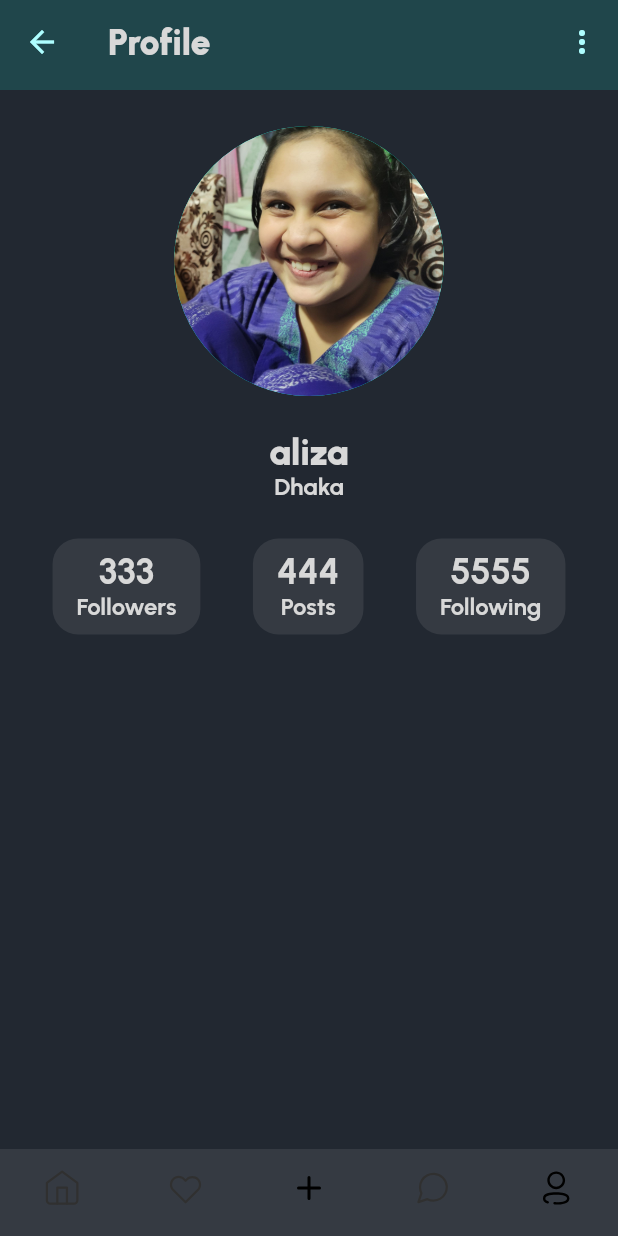
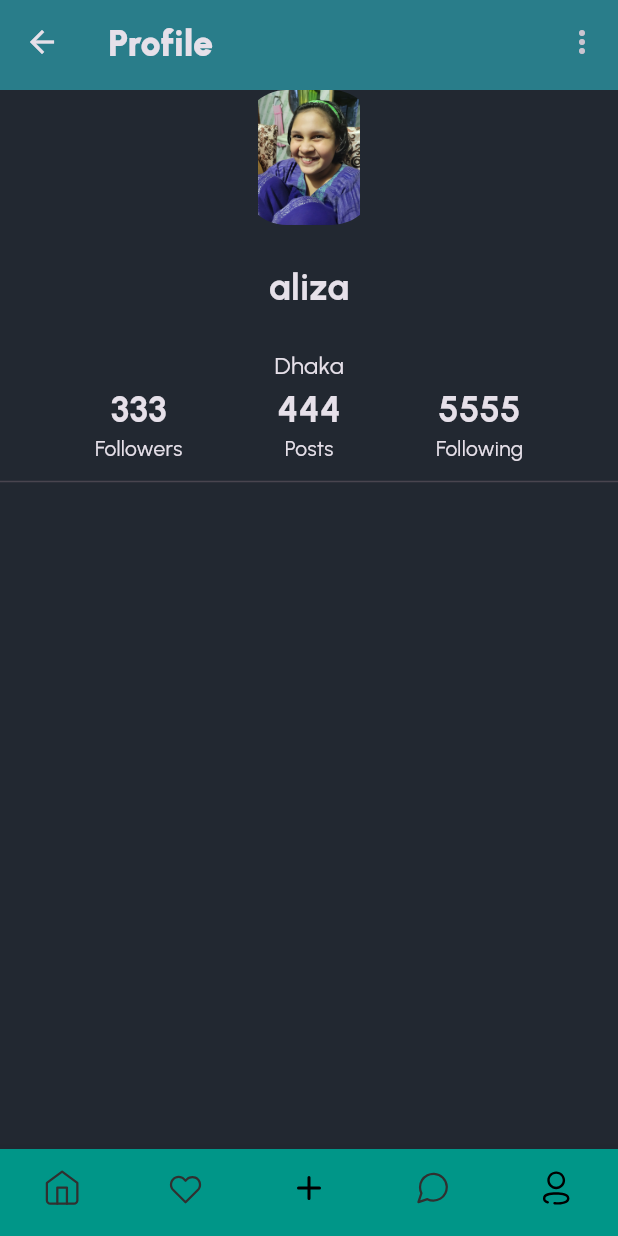
Before and after one commit to aluffyy/Hashi, a Flutter app: the MainPage screen opened by its route, item 5 of the bottom bar chosen, on a phone screen of 412 x 824 dp. Run offline on Flutter 3.47's test engine with Material 3 defaults, Android fonts, the phone set to English and light mode, and no system bars; our stand-ins replace flutter_svg; project files that could hold a hidden picture were left out.

Commit message:
Revert "Refactor, UI & others"

```diff
--- a/lib/components/app_icons.dart
+++ b/lib/components/app_icons.dart
@@ -1,4 +1,3 @@
-//TODO: Create light and dark themed icons
 class AppIcons {
   static const _png = 'assets/images/';
   static const _svg = 'assets/svg/';
--- a/lib/components/toolbar.dart
+++ b/lib/components/toolbar.dart
@@ -1,4 +1,7 @@
 import 'package:flutter/material.dart';
+
+import '../styles/app_colors.dart';
+import '../styles/app_text.dart';
 
 class Toolbar extends StatelessWidget implements PreferredSizeWidget {
   final String title;
@@ -8,15 +11,13 @@ class Toolbar extends StatelessWidget implements PreferredSizeWidget {
 
   @override
   Widget build(BuildContext context) {
-    var theme = Theme.of(context).colorScheme;
-    var textTheme = Theme.of(context).textTheme;
     return AppBar(
-      backgroundColor: theme.background,
+      backgroundColor: AppColors.disableButton,
       elevation: 255,
       title: Text(
         title,
-        style: textTheme.displayLarge,
-        selectionColor: theme.onSurface,
+        style: AppText.header1,
+        selectionColor: AppColors.disableFont,
         // TextStyle(
         //   color: AppColors.disableFont,
         // ),
--- a/lib/components/user_avatar.dart
+++ b/lib/components/user_avatar.dart
@@ -3,14 +3,19 @@ import 'package:flutter/material.dart';
 class UserAvatar extends StatelessWidget {
   final double size;
 
-  // ? whats with the size
   const UserAvatar({super.key, this.size = 40});
 
   @override
   Widget build(BuildContext context) {
-    return CircleAvatar(
-      radius: size,
-      backgroundImage: const AssetImage('assets/temp/user1.jpg'),
+    return ClipRRect(
+      borderRadius: const BorderRadius.all(
+        Radius.circular(30),
+      ),
+      child: Image.asset(
+        'assets/temp/user1.jpg',
+        width: size,
+        height: size,
+      ),
     );
   }
 }
--- a/lib/config/app_routes.dart
+++ b/lib/config/app_routes.dart
@@ -6,9 +6,9 @@ import 'package:Hashi/pages/main_page.dart';
 class AppRoutes {
   static final pages = {
     '/': (context) => const LoginPage(),
-    '/home': (context) => const HomePage(),
+    '/home': (context) => HomePage(),
     '/main': (context) => const MainPage(),
-    '/edit_profile': (context) => const EditProfilePage(),
+    '/edit_profile': (context) => EditProfilePage(),
   };
 
   static const login = '/';
--- a/lib/pages/home_page.dart
+++ b/lib/pages/home_page.dart
@@ -5,7 +5,7 @@ import 'package:flutter/material.dart';
 import 'package:flutter_svg/flutter_svg.dart';
 
 class HomePage extends StatefulWidget {
-  const HomePage({super.key});
+  HomePage({super.key});
 
   @override
   State<HomePage> createState() => _HomePageState();
@@ -28,7 +28,6 @@ class _HomePageState extends State<HomePage> {
         ],
       ),
       body: ListView.separated(
-        padding: const EdgeInsets.symmetric(vertical: 32),
         itemBuilder: (context, index) {
           return PostItem(
             user: users[index],
--- a/lib/pages/main_page.dart
+++ b/lib/pages/main_page.dart
@@ -16,16 +16,20 @@ class _MainPageState extends State<MainPage> {
 
   @override
   Widget build(BuildContext context) {
-    var theme = Theme.of(context).colorScheme;
     return Scaffold(
       body: pages[currentIndex],
       bottomNavigationBar: BottomNavigationBar(
         items: [
-          BottomNavigationBarItem(icon: SvgPicture.asset(AppIcons.icHome), label: 'Home'),
-          BottomNavigationBarItem(icon: SvgPicture.asset(AppIcons.icFavorite), label: 'Favorite'),
-          BottomNavigationBarItem(icon: SvgPicture.asset(AppIcons.icAdd), label: 'Add post'),
-          BottomNavigationBarItem(icon: SvgPicture.asset(AppIcons.icMessage), label: 'Messages'),
-          BottomNavigationBarItem(icon: SvgPicture.asset(AppIcons.icUser), label: 'User'),
+          BottomNavigationBarItem(
+              icon: SvgPicture.asset(AppIcons.icHome), label: 'Home'),
+          BottomNavigationBarItem(
+              icon: SvgPicture.asset(AppIcons.icFavorite), label: 'Favorite'),
+          BottomNavigationBarItem(
+              icon: SvgPicture.asset(AppIcons.icAdd), label: 'Add post'),
+          BottomNavigationBarItem(
+              icon: SvgPicture.asset(AppIcons.icMessage), label: 'Messages'),
+          BottomNavigationBarItem(
+              icon: SvgPicture.asset(AppIcons.icUser), label: 'User'),
         ],
         currentIndex: currentIndex,
         onTap: (index) {
@@ -36,14 +40,13 @@ class _MainPageState extends State<MainPage> {
         type: BottomNavigationBarType.fixed,
         showSelectedLabels: false,
         showUnselectedLabels: false,
-        backgroundColor: theme.secondary,
-        elevation: 0,
+        backgroundColor: Colors.teal,
       ),
     );
   }
 
   final pages = [
-    const HomePage(),
+    HomePage(),
     const Center(
       child: Text('Favorite'),
     ),
--- a/lib/pages/profile_page.dart
+++ b/lib/pages/profile_page.dart
@@ -1,20 +1,16 @@
 import 'package:Hashi/components/toolbar.dart';
 import 'package:Hashi/components/user_avatar.dart';
 import 'package:Hashi/config/app_routes.dart';
+import 'package:Hashi/styles/app_text.dart';
 import 'package:flutter/material.dart';
 
-enum ProfileMenu {
-  edit,
-  logout
-}
+enum ProfileMenu { edit, logout }
 
 class ProfilePage extends StatelessWidget {
   const ProfilePage({super.key});
 
   @override
   Widget build(BuildContext context) {
-    var textTheme = Theme.of(context).textTheme;
-    var theme = Theme.of(context).colorScheme;
     return Scaffold(
       appBar: Toolbar(
         title: 'Profile',
@@ -48,78 +44,58 @@ class ProfilePage extends StatelessWidget {
       ),
       body: Column(
         children: [
-          const SizedBox(
-            height: 24,
-          ),
-          const UserAvatar(
+          UserAvatar(
             size: 90,
           ),
           const SizedBox(
             height: 24,
           ),
-          Text(
+          const Text(
             'aliza',
-            style: textTheme.displayLarge,
-          ),
-          Text(
-            'Dhaka',
-            style: textTheme.displaySmall,
+            style: AppText.header2,
           ),
           const SizedBox(
             height: 24,
           ),
-          Row(
+          const Text(
+            'Dhaka',
+            style: AppText.subtitle3,
+          ),
+          const Row(
             mainAxisAlignment: MainAxisAlignment.spaceEvenly,
             children: [
-              Container(
-                padding: const EdgeInsets.symmetric(horizontal: 16, vertical: 8),
-                decoration: BoxDecoration(
-                  borderRadius: BorderRadius.circular(17),
-                  color: theme.secondary,
-                ),
-                child: Column(
+              Column(
                 children: [
                   Text(
                     '333',
-                      style: textTheme.displayMedium,
+                    style: AppText.header2,
                   ),
-                    Text('Followers', style: textTheme.displaySmall)
+                  Text('Followers')
                 ],
               ),
-              ),
-              Container(
-                padding: const EdgeInsets.symmetric(horizontal: 16, vertical: 8),
-                decoration: BoxDecoration(
-                  borderRadius: BorderRadius.circular(17),
-                  color: theme.secondary,
-                ),
-                child: Column(
+              Column(
                 children: [
                   Text(
                     '444',
-                      style: textTheme.displayMedium,
+                    style: AppText.header2,
                   ),
-                    Text('Posts', style: textTheme.displaySmall)
+                  Text('Posts')
                 ],
               ),
-              ),
-              Container(
-                padding: const EdgeInsets.symmetric(horizontal: 16, vertical: 8),
-                decoration: BoxDecoration(
-                  borderRadius: BorderRadius.circular(17),
-                  color: theme.secondary,
-                ),
-                child: Column(
+              Column(
                 children: [
                   Text(
                     '5555',
-                      style: textTheme.displayMedium,
+                    style: AppText.header2,
                   ),
-                    Text('Following', style: textTheme.displaySmall)
+                  Text('Following')
                 ],
               ),
+            ],
           ),
-            ],
+          const Divider(
+            thickness: 1,
+            height: 24,
           ),
         ],
       ),
--- a/lib/styles/app_text.dart
+++ b/lib/styles/app_text.dart
@@ -1,15 +1,33 @@
 import 'package:flutter/material.dart';
 
-class DarkAppText {
-  final header1 = const TextStyle(fontSize: 24, fontWeight: FontWeight.w900, color: Color(0xffD8D8D8));
-  final header2 = const TextStyle(fontSize: 24, fontWeight: FontWeight.w600, color: Color(0xffD8D8D8));
-  final subtitle1 = const TextStyle(
+class AppText{
+  static const header1 = TextStyle(
+    fontSize: 24,
+    fontWeight: FontWeight.w900,
+  );
+  static const header2 = TextStyle(
+    fontSize: 24,
+    fontWeight: FontWeight.w600,
+  );
+  static const subtitle1 = TextStyle(
     fontSize: 16,
     fontWeight: FontWeight.w600,
-    color: Color(0xffD8D8D8),
   );
-  final subtitle2 = const TextStyle(fontSize: 16, fontWeight: FontWeight.w500, color: Color(0xffD8D8D8));
-  final subtitle3 = const TextStyle(fontSize: 16, fontWeight: FontWeight.w400, color: Color(0xffD8D8D8));
-  final body1 = const TextStyle(fontSize: 14, fontWeight: FontWeight.w500, color: Color(0xffD8D8D8));
-  final body2 = const TextStyle(fontSize: 14, fontWeight: FontWeight.w400, color: Color(0xffD8D8D8));
+  static const subtitle2 = TextStyle(
+    fontSize: 16,
+    fontWeight: FontWeight.w500,
+  );
+  static const subtitle3 = TextStyle(
+    fontSize: 16,
+    fontWeight: FontWeight.w400,
+  );
+  static const body1 = TextStyle(
+    fontSize: 14,
+    fontWeight: FontWeight.w500,
+  );
+  static const body2 = TextStyle(
+    fontSize: 14,
+    fontWeight: FontWeight.w400,
+  );
+
 }
--- a/pubspec.yaml
+++ b/pubspec.yaml
@@ -1,4 +1,3 @@
-# ignore?
 name: Hashi
 description: "Making connections like a bridge"
 # The following line prevents the package from being accidentally published to
```
Also changed, not shown: lib/components/app_text_field.dart (+8 -6 lines), lib/components/post_item.dart (+17 -23 lines), lib/main.dart (+1 -36 lines), lib/pages/edit_profile_page.dart (+19 -13 lines), lib/pages/login_page.dart (+16 -19 lines), lib/styles/app_colors.dart (+1 -14 lines). Lines whose indentation alone changed are shown as unchanged.
